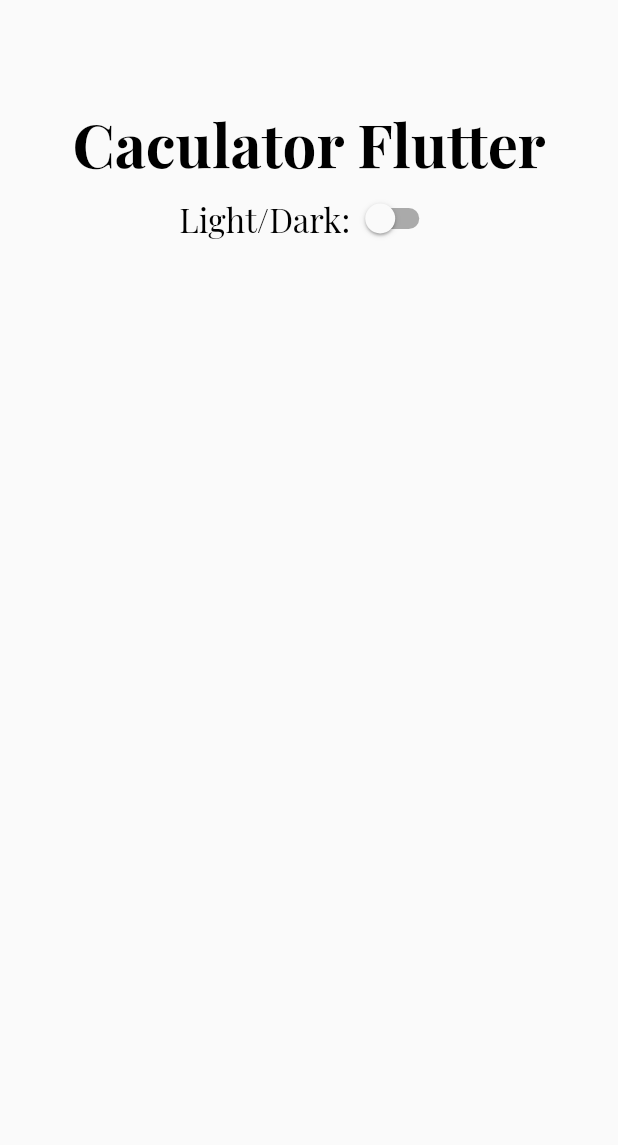
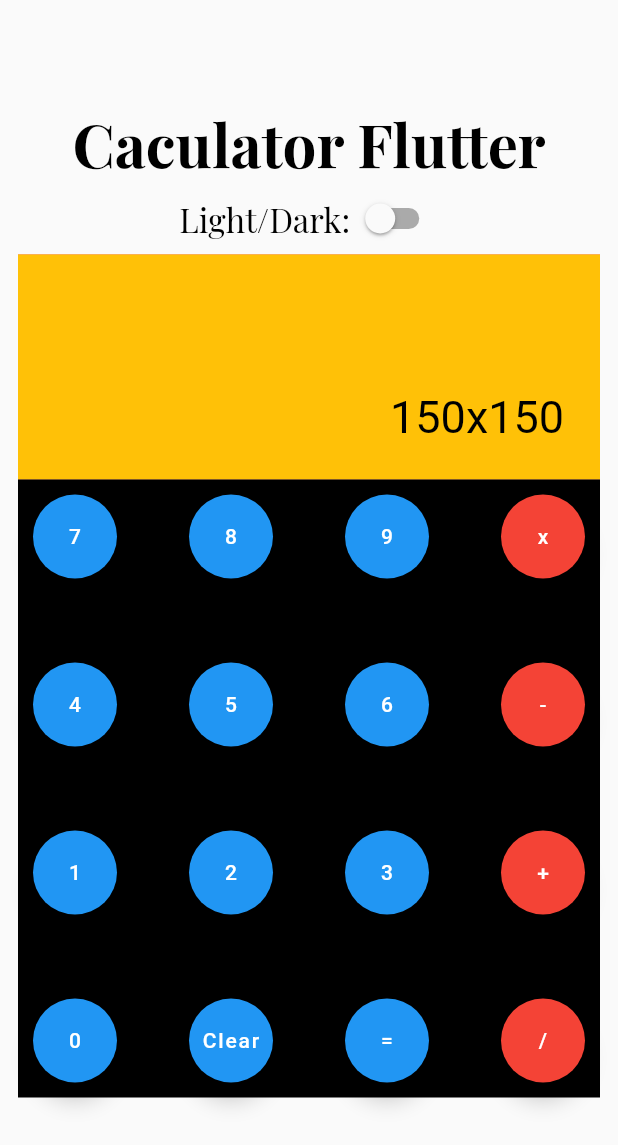
Before and after one commit to thanhnhon14022000/DroneApp, a Flutter app: the HomePage screen opened directly, on a phone screen of 412 x 824 dp. Shown: the top 1145 px of the screen. Run offline on Flutter 3.47's test engine with Material 2 defaults, Android fonts, the phone set to English and light mode, and no system bars; our stand-ins replace easy_dynamic_theme, equatable, flutter_bloc.

Commit message:
Add function pressed

```diff
--- a/lib/screen/home_page.dart
+++ b/lib/screen/home_page.dart
@@ -19,22 +19,21 @@ class _HomePageState extends State<HomePage> {
         body: BlocProvider<CalculationBloc>(
       create: (context) => CalculationBloc(),
       child: BlocBuilder<CalculationBloc, CalculationState>(
+
           builder: (context, CalculationState state) {
         return Container(
-            child: Padding(
-              padding:
-                EdgeInsets.only(top: size.height * 1 / 12),
+          padding: EdgeInsets.only(top: size.height * 1 / 12, left: 12, right: 12),
           child: Column(
             children: [
               Container(
-                    //color: Colors.red,
                 alignment: Alignment.center,
-                    child:
-                        Text(
+                child: Text(
                   'Caculator Flutter',
-                          style: AppStyles.h2.copyWith(fontSize: 40,fontWeight: FontWeight.bold),
+                  style: AppStyles.h2
+                      .copyWith(fontSize: 40, fontWeight: FontWeight.bold),
                 ),
               ),
+
               Container(
                 alignment: Alignment.center,
                 child: Row(
@@ -42,61 +41,181 @@ class _HomePageState extends State<HomePage> {
                   children: [
                     Text('Light/Dark:', style: AppStyles.h3),
                     EasyDynamicThemeSwitch(),
-                    ],),
-                  ),
                   ],
                 ),
+              ),
+
+              Column(
+
+                children: [
+
+                  Container(
+                    width: size.width,
+                    height: 150,
+                    color: Colors.red,
+                    child: Container(
+                      color: Colors.amber,
+                      alignment: Alignment.bottomRight,
+                      padding: EdgeInsets.only(right: 24, bottom: 24),
+                      child: Text('150x150', style: TextStyle(color: Colors.black, fontSize: 30)),
+                    )
+                  ),
+
+                  Container(
+                    height: size.height*1/2,
+                    padding: EdgeInsets.all(10),
+                    color: Colors.black,
+                    child: Column(
+                      mainAxisAlignment: MainAxisAlignment.spaceBetween,
+                      children: [
+                        Row(
+                          mainAxisAlignment: MainAxisAlignment.spaceBetween,
+                          children: [
+                            FloatingActionButton(
+                              child: Text('7'),
+                              onPressed:(){
+                                numberPressed(7);
+
+                              }),
+
+                            FloatingActionButton(
+                              child: Text('8'),
+                              onPressed:(){
+                                numberPressed(8);
+                              }),
+                            FloatingActionButton(
+                              child: Text('9'),
+                              onPressed:(){
+                                numberPressed(9);
+                              }),
+                            FloatingActionButton(
+                              backgroundColor: Colors.red,
+                              child: Text('x'),
+                              onPressed:(){
+                                opentorPressed('x');
+                              }),
+
+                          ],
+                    ),
+
+                    Row(
+                      mainAxisAlignment: MainAxisAlignment.spaceBetween,
+                      children: [
+                        FloatingActionButton(
+                          child: Text('4'),
+                          onPressed:(){
+                            numberPressed(4);
+                          }),
+
+                        FloatingActionButton(
+                          child: Text('5'),
+                          onPressed:(){
+                            numberPressed(5);
+                          }),
+                        FloatingActionButton(
+                          child: Text('6'),
+                          onPressed:(){
+                            numberPressed(6);
+                          }),
+                        FloatingActionButton(
+                          backgroundColor: Colors.red,
+                          child: Text('-'),
+                          onPressed:(){
+                              opentorPressed('-');
+                          }),
+
+                      ],
+                    ),
+
+                    Row(
+                      mainAxisAlignment: MainAxisAlignment.spaceBetween,
+                      children: [
+
+                        FloatingActionButton(
+                          child: Text('1'),
+                           onPressed:(){
+                             numberPressed(7);
+                           }),
+                        FloatingActionButton(
+                          child: Text('2'),
+                          onPressed:(){
+                            numberPressed(7);
+                          }),
+                        FloatingActionButton(
+                          child: Text('3'),
+                          onPressed:(){
+
+                          }),
+                        FloatingActionButton(
+                          backgroundColor: Colors.red,
+                          child: Text('+'),
+                          onPressed:(){
+                              opentorPressed('+');
+                          }),
+
+                      ],
+                    ),
+
+                    Row(
+                      mainAxisAlignment: MainAxisAlignment.spaceBetween,
+                      children: [
+                        FloatingActionButton(
+                          child: Text('0'),
+                          onPressed:(){
+                             numberPressed(7);
+                          }),
+
+                        FloatingActionButton(
+                          child: Text('Clear'),
+                          onPressed:(){
+                            clearPressed();
+                          }),
+
+                        FloatingActionButton(
+                          child: Text('='),
+                          onPressed:(){
+                            resultPressed();
+                          }),
+
+                        FloatingActionButton(
+                          backgroundColor: Colors.red,
+                          child: Text('/'),
+                          onPressed:(){
+                              opentorPressed('/');
+                          }),
+                      ],
+                    )
+                      ],
+
+                    ),
+                  ),
+
+                ],
+              )
+
+
+            ],
           ),
         );
       }),
     ));
   }
 
+
   void numberPressed(int number) {
     context.read<CalculationBloc>().add(NumberPressed(number: number));
   }
+
+  void opentorPressed(String operator){
+    context.read<CalculationBloc>().add(OperatorPressed(operator: operator));
   }
 
+  void resultPressed(){
+    context.read<CalculationBloc>().add(CalculateResult());
+  }
 
+  void clearPressed(){
+    context.read<CalculationBloc>().add(ClearCalculation());
+  }
 
-
-
-
-
-
-
-//EasyDynamicThemeBtn(),
-
-// Scaffold(
-//       body: Container(
-//         child: Padding(
-//           padding:
-//               EdgeInsets.only(top: size.height * 1 / 12),
-//           child: Column(
-//             children: [
-//               Container(
-//                 //color: Colors.red,
-//                 alignment: Alignment.center,
-//                 child:
-//                     Text(
-//                       'Caculator Flutter',
-//                       style: AppStyles.h2.copyWith(fontSize: 40,fontWeight: FontWeight.bold),
-//                 ),
-//               ),
-//               Container(
-//                 alignment: Alignment.center,
-//                 child: Row(
-//                   mainAxisAlignment: MainAxisAlignment.center,
-//                   children: [
-//                   Text('Light/Dark:', style: AppStyles.h3),
-//                   EasyDynamicThemeSwitch(),
-//                 ],),
-//               ),
-//             ],
-//           ),
-//         ),
-//         //decoration: BoxDecoration,
-//         //color: Colors.black, //thay doi mau sat o day
-
-//       ),
-//     );
+}
```
Lines whose indentation alone changed are shown as unchanged.
